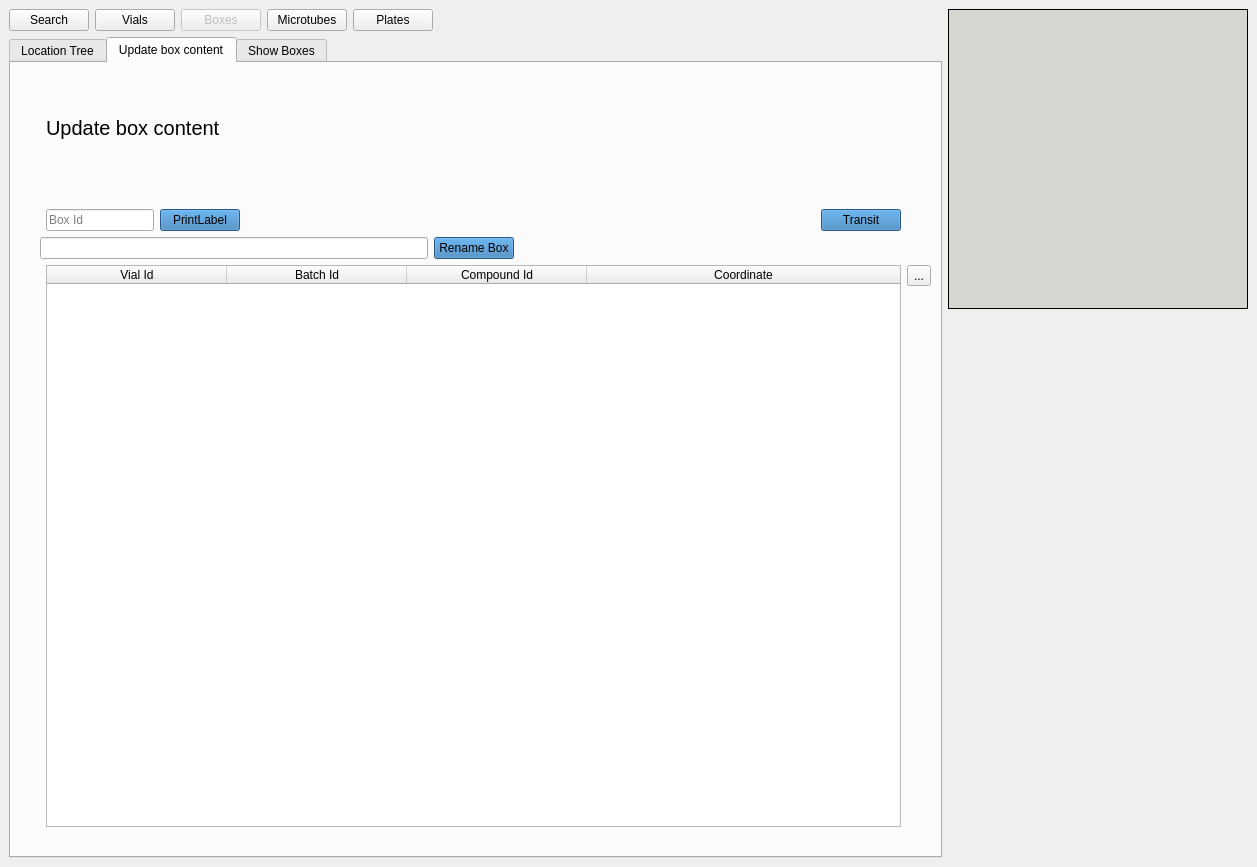
dahlbma/cello, file frontend/assets/boxeswindow.ui: the form before one commit.
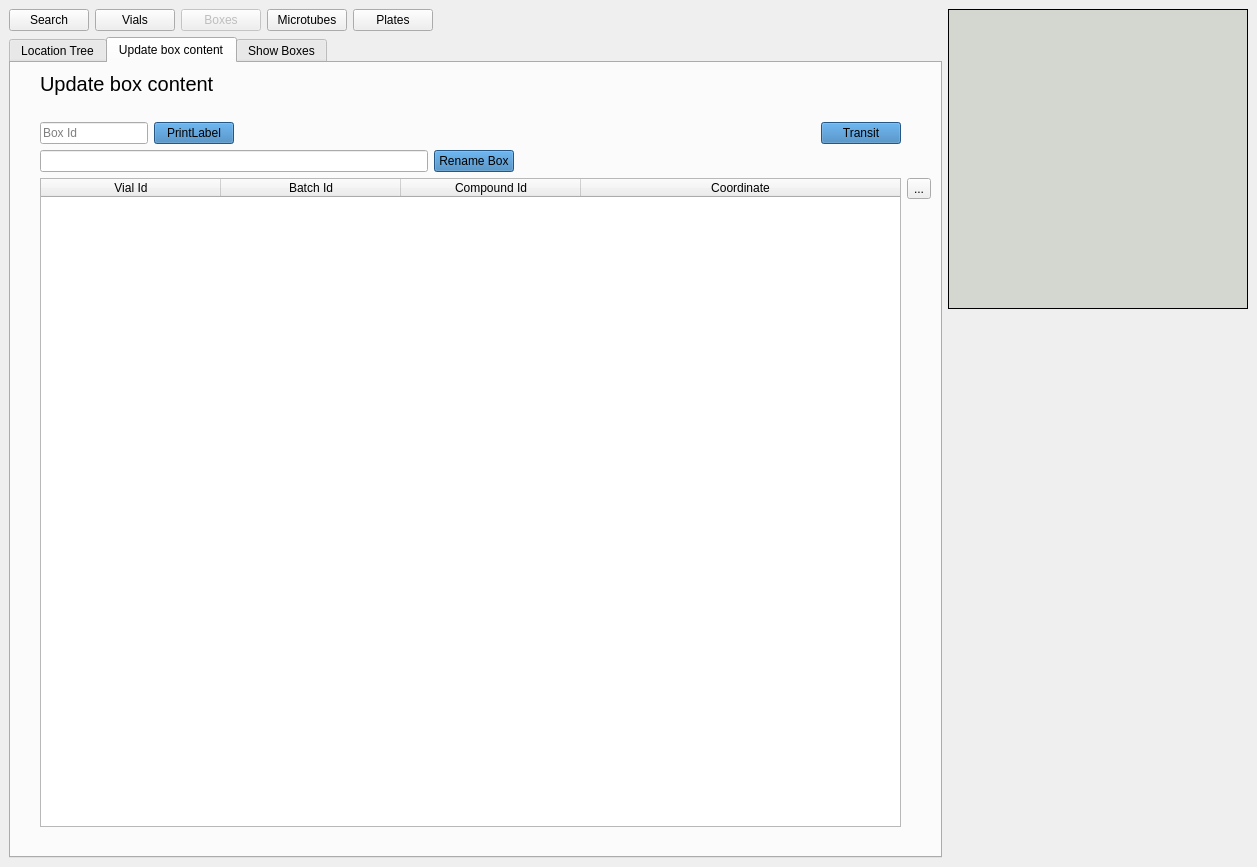
The form after the commit.

Commit message: Re-aligned box rename feature to match earlier layout stretching scheme

```diff
--- a/frontend/assets/boxeswindow.ui
+++ b/frontend/assets/boxeswindow.ui
@@ -1277,8 +1277,8 @@
          <attribute name="title">
           <string>Update box content</string>
          </attribute>
-         <layout class="QGridLayout" name="gridLayout_4">
-          <item row="1" column="0">
+         <layout class="QGridLayout" name="gridLayout_18">
+          <item row="0" column="0">
            <spacer name="horizontalSpacer_9">
             <property name="orientation">
              <enum>Qt::Horizontal</enum>
@@ -1294,7 +1294,151 @@
             </property>
            </spacer>
           </item>
-          <item row="2" column="2" rowspan="3">
+          <item row="0" column="1">
+           <layout class="QGridLayout" name="gridLayout_4">
+            <item row="1" column="0">
+             <layout class="QHBoxLayout" name="horizontalLayout_7">
+              <item>
+               <widget class="QLineEdit" name="box_name_eb"/>
+              </item>
+              <item>
+               <widget class="QPushButton" name="renameBoxBtn">
+                <property name="styleSheet">
+                 <string notr="true">background-color: rgb(51, 122, 183)</string>
+                </property>
+                <property name="text">
+                 <string>Rename Box</string>
+                </property>
+               </widget>
+              </item>
+              <item>
+               <spacer name="horizontalSpacer_21">
+                <property name="orientation">
+                 <enum>Qt::Horizontal</enum>
+                </property>
+                <property name="sizeHint" stdset="0">
+                 <size>
+                  <width>40</width>
+                  <height>20</height>
+                 </size>
+                </property>
+               </spacer>
+              </item>
+             </layout>
+            </item>
+            <item row="0" column="0">
+             <layout class="QGridLayout" name="gridLayout_3">
+              <item row="1" column="1">
+               <spacer name="horizontalSpacer_15">
+                <property name="orientation">
+                 <enum>Qt::Horizontal</enum>
+                </property>
+                <property name="sizeType">
+                 <enum>QSizePolicy::Minimum</enum>
+                </property>
+                <property name="sizeHint" stdset="0">
+                 <size>
+                  <width>60</width>
+                  <height>20</height>
+                 </size>
+                </property>
+               </spacer>
+              </item>
+              <item row="1" column="0">
+               <spacer name="verticalSpacer_2">
+                <property name="orientation">
+                 <enum>Qt::Vertical</enum>
+                </property>
+                <property name="sizeType">
+                 <enum>QSizePolicy::Fixed</enum>
+                </property>
+                <property name="sizeHint" stdset="0">
+                 <size>
+                  <width>20</width>
+                  <height>13</height>
+                 </size>
+                </property>
+               </spacer>
+              </item>
+              <item row="3" column="0">
+               <layout class="QHBoxLayout" name="horizontalLayout_2">
+                <item>
+                 <widget class="QLineEdit" name="update_box_eb">
+                  <property name="sizePolicy">
+                   <sizepolicy hsizetype="Preferred" vsizetype="Fixed">
+                    <horstretch>0</horstretch>
+                    <verstretch>0</verstretch>
+                   </sizepolicy>
+                  </property>
+                  <property name="placeholderText">
+                   <string>Box Id</string>
+                  </property>
+                 </widget>
+                </item>
+                <item>
+                 <widget class="QPushButton" name="update_print_btn">
+                  <property name="minimumSize">
+                   <size>
+                    <width>0</width>
+                    <height>0</height>
+                   </size>
+                  </property>
+                  <property name="styleSheet">
+                   <string notr="true">background-color: rgb(51, 122, 183)</string>
+                  </property>
+                  <property name="text">
+                   <string>PrintLabel</string>
+                  </property>
+                 </widget>
+                </item>
+               </layout>
+              </item>
+              <item row="3" column="1">
+               <widget class="QLabel" name="update_name_lab">
+                <property name="sizePolicy">
+                 <sizepolicy hsizetype="Expanding" vsizetype="Fixed">
+                  <horstretch>0</horstretch>
+                  <verstretch>0</verstretch>
+                 </sizepolicy>
+                </property>
+                <property name="text">
+                 <string/>
+                </property>
+                <property name="textInteractionFlags">
+                 <set>Qt::LinksAccessibleByMouse|Qt::TextSelectableByKeyboard|Qt::TextSelectableByMouse</set>
+                </property>
+               </widget>
+              </item>
+              <item row="3" column="2">
+               <widget class="QPushButton" name="transit_vials_btn">
+                <property name="styleSheet">
+                 <string notr="true">background-color: rgb(51, 122, 183)</string>
+                </property>
+                <property name="text">
+                 <string>Transit</string>
+                </property>
+               </widget>
+              </item>
+              <item row="0" column="0">
+               <widget class="QLabel" name="label_5">
+                <property name="font">
+                 <font>
+                  <pointsize>15</pointsize>
+                 </font>
+                </property>
+                <property name="text">
+                 <string>Update box content</string>
+                </property>
+                <property name="wordWrap">
+                 <bool>true</bool>
+                </property>
+               </widget>
+              </item>
+             </layout>
+            </item>
+           </layout>
+          </item>
+          <item row="1" column="1" rowspan="2">
            <widget class="QTableWidget" name="box_table">
             <attribute name="horizontalHeaderDefaultSectionSize">
              <number>180</number>
@@ -1327,124 +1471,14 @@
             </column>
            </widget>
           </item>
-          <item row="2" column="3">
+          <item row="1" column="2">
            <widget class="QToolButton" name="update_export_btn">
             <property name="text">
              <string>...</string>
             </property>
            </widget>
           </item>
-          <item row="0" column="2">
-           <layout class="QGridLayout" name="gridLayout_3">
-            <item row="3" column="0">
-             <layout class="QHBoxLayout" name="horizontalLayout_2">
-              <item>
-               <widget class="QLineEdit" name="update_box_eb">
-                <property name="sizePolicy">
-                 <sizepolicy hsizetype="Preferred" vsizetype="Fixed">
-                  <horstretch>0</horstretch>
-                  <verstretch>0</verstretch>
-                 </sizepolicy>
-                </property>
-                <property name="placeholderText">
-                 <string>Box Id</string>
-                </property>
-               </widget>
-              </item>
-              <item>
-               <widget class="QPushButton" name="update_print_btn">
-                <property name="minimumSize">
-                 <size>
-                  <width>0</width>
-                  <height>0</height>
-                 </size>
-                </property>
-                <property name="styleSheet">
-                 <string notr="true">background-color: rgb(51, 122, 183)</string>
-                </property>
-                <property name="text">
-                 <string>PrintLabel</string>
-                </property>
-               </widget>
-              </item>
-             </layout>
-            </item>
-            <item row="1" column="0">
-             <spacer name="verticalSpacer_2">
-              <property name="orientation">
-               <enum>Qt::Vertical</enum>
-              </property>
-              <property name="sizeType">
-               <enum>QSizePolicy::Fixed</enum>
-              </property>
-              <property name="sizeHint" stdset="0">
-               <size>
-                <width>20</width>
-                <height>13</height>
-               </size>
-              </property>
-             </spacer>
-            </item>
-            <item row="0" column="0">
-             <widget class="QLabel" name="label_5">
-              <property name="font">
-               <font>
-                <pointsize>15</pointsize>
-               </font>
-              </property>
-              <property name="text">
-               <string>Update box content</string>
-              </property>
-              <property name="wordWrap">
-               <bool>true</bool>
-              </property>
-             </widget>
-            </item>
-            <item row="3" column="1">
-             <widget class="QLabel" name="update_name_lab">
-              <property name="sizePolicy">
-               <sizepolicy hsizetype="Expanding" vsizetype="Fixed">
-                <horstretch>0</horstretch>
-                <verstretch>0</verstretch>
-               </sizepolicy>
-              </property>
-              <property name="text">
-               <string/>
-              </property>
-              <property name="textInteractionFlags">
-               <set>Qt::LinksAccessibleByMouse|Qt::TextSelectableByKeyboard|Qt::TextSelectableByMouse</set>
-              </property>
-             </widget>
-            </item>
-            <item row="1" column="1">
-             <spacer name="horizontalSpacer_15">
-              <property name="orientation">
-               <enum>Qt::Horizontal</enum>
-              </property>
-              <property name="sizeType">
-               <enum>QSizePolicy::Minimum</enum>
-              </property>
-              <property name="sizeHint" stdset="0">
-               <size>
-                <width>60</width>
-                <height>20</height>
-               </size>
-              </property>
-             </spacer>
-            </item>
-            <item row="3" column="2">
-             <widget class="QPushButton" name="transit_vials_btn">
-              <property name="styleSheet">
-               <string notr="true">background-color: rgb(51, 122, 183)</string>
-              </property>
-              <property name="text">
-               <string>Transit</string>
-              </property>
-             </widget>
-            </item>
-           </layout>
-          </item>
-          <item row="3" column="3" rowspan="2">
+          <item row="2" column="2">
            <spacer name="verticalSpacer_5">
             <property name="orientation">
              <enum>Qt::Vertical</enum>
@@ -1457,7 +1491,7 @@
             </property>
            </spacer>
           </item>
-          <item row="5" column="2">
+          <item row="3" column="1">
            <spacer name="verticalSpacer_3">
             <property name="orientation">
              <enum>Qt::Vertical</enum>
@@ -1473,36 +1507,6 @@
             </property>
            </spacer>
           </item>
-          <item row="1" column="1" colspan="2">
-           <layout class="QHBoxLayout" name="horizontalLayout_7">
-            <item>
-             <widget class="QLineEdit" name="box_name_eb"/>
-            </item>
-            <item>
-             <widget class="QPushButton" name="renameBoxBtn">
-              <property name="styleSheet">
-               <string notr="true">background-color: rgb(51, 122, 183)</string>
-              </property>
-              <property name="text">
-               <string>Rename Box</string>
-              </property>
-             </widget>
-            </item>
-            <item>
-             <spacer name="horizontalSpacer_21">
-              <property name="orientation">
-               <enum>Qt::Horizontal</enum>
-              </property>
-              <property name="sizeHint" stdset="0">
-               <size>
-                <width>40</width>
-                <height>20</height>
-               </size>
-              </property>
-             </spacer>
-            </item>
-           </layout>
-          </item>
          </layout>
         </widget>
         <widget class="QWidget" name="show_box_tab">
```
Left out of the diff: 45 changed lines with no effect on the pictures.
